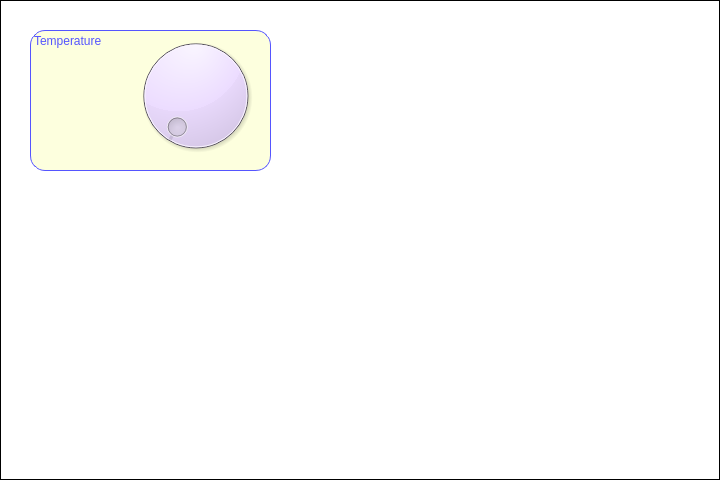
Above: chatwindow1.ui from kongshyun/vedaClientApp1 before the change. Below: the same form after it.
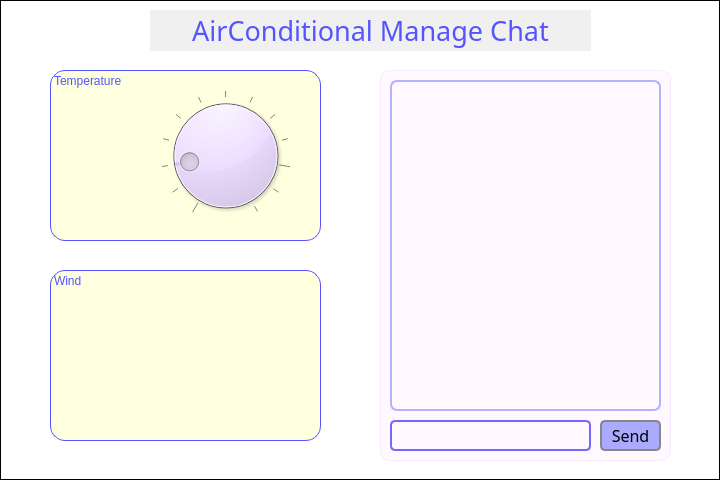
That is the form after the change. Icons and pictures are not drawn.

```diff
--- a/chatwindow1.ui
+++ b/chatwindow1.ui
@@ -18,62 +18,265 @@
 border: 1px solid black;
 border-color: rgb(0, 0, 0);</string>
   </property>
-  <widget class="QLabel" name="label_3">
+  <widget class="QGroupBox" name="chatgroupBox">
    <property name="geometry">
     <rect>
-     <x>30</x>
-     <y>30</y>
-     <width>241</width>
-     <height>141</height>
-    </rect>
-   </property>
-   <property name="styleSheet">
-    <string notr="true">    font: 800 11pt &quot;Cantarell Extra Bold&quot;;
-	background-color: rgb(253, 255, 222);
-	border: 1px solid rgb(85, 85, 255);
-	border-radius:15px;
-	color:rgb(85, 85, 255);</string>
-   </property>
-   <property name="text">
-    <string>Temperature</string>
-   </property>
-   <property name="alignment">
-    <set>Qt::AlignLeading|Qt::AlignLeft|Qt::AlignTop</set>
-   </property>
-  </widget>
-  <widget class="QDial" name="dial">
-   <property name="geometry">
-    <rect>
-     <x>120</x>
-     <y>30</y>
-     <width>151</width>
-     <height>131</height>
-    </rect>
-   </property>
-   <property name="styleSheet">
-    <string notr="true">background-color: rgb(236, 220, 255);</string>
-   </property>
-  </widget>
-  <widget class="QLabel" name="label">
-   <property name="geometry">
-    <rect>
-     <x>60</x>
+     <x>380</x>
      <y>70</y>
-     <width>51</width>
-     <height>61</height>
+     <width>291</width>
+     <height>391</height>
     </rect>
    </property>
    <property name="styleSheet">
-    <string notr="true">background-color : transparent;
-border-color: transparent;</string>
+    <string notr="true">background-color: rgb(255, 248, 254);
+border-color: rgb(246, 235, 255);
+border-radius: 10px;</string>
+   </property>
+   <property name="title">
+    <string/>
+   </property>
+   <widget class="QLineEdit" name="messageInput">
+    <property name="enabled">
+     <bool>true</bool>
+    </property>
+    <property name="geometry">
+     <rect>
+      <x>10</x>
+      <y>350</y>
+      <width>201</width>
+      <height>31</height>
+     </rect>
+    </property>
+    <property name="styleSheet">
+     <string notr="true">QLineEdit{
+	border:2px solid rgb(116, 103, 255);
+	border-radius:5px;
+ 
+	
+	color: rgb(61, 61, 61);
+	background-color: transparent;
+	font: 9pt &quot;Sans Serif&quot;;
+}</string>
+    </property>
+   </widget>
+   <widget class="QPushButton" name="sendButton">
+    <property name="geometry">
+     <rect>
+      <x>220</x>
+      <y>350</y>
+      <width>61</width>
+      <height>31</height>
+     </rect>
+    </property>
+    <property name="font">
+     <font>
+      <family>Quicksand Medium</family>
+      <pointsize>12</pointsize>
+     </font>
+    </property>
+    <property name="styleSheet">
+     <string notr="true">QPushButton{
+	border: 2px solid rgb(135, 135, 135);
+	color: rgb(0, 0, 0);
+	background-color: rgb(170, 170, 255);
+	border-radius: 5px;
+}
+
+QPushButton:hover {
+    background-color: rgb(255, 251, 144);
+    color: rgb(195, 193, 255);
+}</string>
+    </property>
+    <property name="text">
+     <string>Send</string>
+    </property>
+   </widget>
+   <widget class="QPlainTextEdit" name="messageDisplay">
+    <property name="enabled">
+     <bool>false</bool>
+    </property>
+    <property name="geometry">
+     <rect>
+      <x>10</x>
+      <y>10</y>
+      <width>271</width>
+      <height>331</height>
+     </rect>
+    </property>
+    <property name="styleSheet">
+     <string notr="true">background-color: transparent;
+border:2px solid rgb(181, 178, 255);
+border-radius: 7px;
+color: rgb(61, 61, 61);
+font: 9pt &quot;Quicksand&quot;;
+</string>
+    </property>
+   </widget>
+  </widget>
+  <widget class="QLabel" name="titleLabel">
+   <property name="geometry">
+    <rect>
+     <x>150</x>
+     <y>10</y>
+     <width>441</width>
+     <height>41</height>
+    </rect>
+   </property>
+   <property name="font">
+    <font>
+     <family>Quicksand Medium</family>
+     <pointsize>20</pointsize>
+     <italic>false</italic>
+     <bold>false</bold>
+    </font>
+   </property>
+   <property name="styleSheet">
+    <string notr="true">color: rgb(85, 85, 255);
+font: 500 20pt &quot;Quicksand Medium&quot;;
+background-color:rgb(240, 240, 240);
+border-color:transparent;</string>
    </property>
    <property name="text">
-    <string>&lt;html&gt;&lt;head/&gt;&lt;body&gt;&lt;p&gt;&lt;img src=&quot;:/images/temperature.png&quot; width=&quot;50&quot; height=&quot;50&quot;/&gt;&lt;/p&gt;&lt;/body&gt;&lt;/html&gt;</string>
+    <string>AirConditional Manage Chat</string>
    </property>
    <property name="alignment">
     <set>Qt::AlignCenter</set>
    </property>
   </widget>
+  <widget class="QGroupBox" name="tempGroup">
+   <property name="geometry">
+    <rect>
+     <x>40</x>
+     <y>60</y>
+     <width>301</width>
+     <height>191</height>
+    </rect>
+   </property>
+   <property name="styleSheet">
+    <string notr="true">background-color: transparent;
+border-color:transparent;</string>
+   </property>
+   <property name="title">
+    <string/>
+   </property>
+   <widget class="QLabel" name="label">
+    <property name="geometry">
+     <rect>
+      <x>50</x>
+      <y>70</y>
+      <width>51</width>
+      <height>61</height>
+     </rect>
+    </property>
+    <property name="styleSheet">
+     <string notr="true">background-color : transparent;
+border-color: transparent;</string>
+    </property>
+    <property name="text">
+     <string>&lt;html&gt;&lt;head/&gt;&lt;body&gt;&lt;p&gt;&lt;img src=&quot;:/images/temperature.png&quot; width=&quot;50&quot; height=&quot;50&quot;/&gt;&lt;/p&gt;&lt;/body&gt;&lt;/html&gt;</string>
+    </property>
+    <property name="alignment">
+     <set>Qt::AlignCenter</set>
+    </property>
+   </widget>
+   <widget class="QDial" name="dial">
+    <property name="geometry">
+     <rect>
+      <x>110</x>
+      <y>30</y>
+      <width>151</width>
+      <height>131</height>
+     </rect>
+    </property>
+    <property name="mouseTracking">
+     <bool>false</bool>
+    </property>
+    <property name="acceptDrops">
+     <bool>false</bool>
+    </property>
+    <property name="styleSheet">
+     <string notr="true">background-color: rgb(236, 220, 255);</string>
+    </property>
+    <property name="minimum">
+     <number>18</number>
+    </property>
+    <property name="maximum">
+     <number>30</number>
+    </property>
+    <property name="value">
+     <number>20</number>
+    </property>
+    <property name="notchesVisible">
+     <bool>true</bool>
+    </property>
+   </widget>
+   <widget class="QLabel" name="label_3">
+    <property name="geometry">
+     <rect>
+      <x>10</x>
+      <y>10</y>
+      <width>271</width>
+      <height>171</height>
+     </rect>
+    </property>
+    <property name="styleSheet">
+     <string notr="true">    font: 800 11pt &quot;Cantarell Extra Bold&quot;;
+	background-color: rgb(253, 255, 222);
+	border: 1px solid rgb(85, 85, 255);
+	border-radius:15px;
+	color:rgb(85, 85, 255);</string>
+    </property>
+    <property name="text">
+     <string>Temperature</string>
+    </property>
+    <property name="alignment">
+     <set>Qt::AlignLeading|Qt::AlignLeft|Qt::AlignTop</set>
+    </property>
+   </widget>
+   <zorder>label_3</zorder>
+   <zorder>dial</zorder>
+   <zorder>label</zorder>
+  </widget>
+  <widget class="QGroupBox" name="tempGroup_2">
+   <property name="geometry">
+    <rect>
+     <x>40</x>
+     <y>260</y>
+     <width>301</width>
+     <height>191</height>
+    </rect>
+   </property>
+   <property name="styleSheet">
+    <string notr="true">background-color: transparent;
+border-color:transparent;</string>
+   </property>
+   <property name="title">
+    <string/>
+   </property>
+   <widget class="QLabel" name="label_6">
+    <property name="geometry">
+     <rect>
+      <x>10</x>
+      <y>10</y>
+      <width>271</width>
+      <height>171</height>
+     </rect>
+    </property>
+    <property name="styleSheet">
+     <string notr="true">    font: 800 11pt &quot;Cantarell Extra Bold&quot;;
+	background-color: rgb(253, 255, 222);
+	border: 1px solid rgb(85, 85, 255);
+	border-radius:15px;
+	color:rgb(85, 85, 255);</string>
+    </property>
+    <property name="text">
+     <string>Wind</string>
+    </property>
+    <property name="alignment">
+     <set>Qt::AlignLeading|Qt::AlignLeft|Qt::AlignTop</set>
+    </property>
+   </widget>
+  </widget>
  </widget>
  <resources/>
  <connections/>
```
